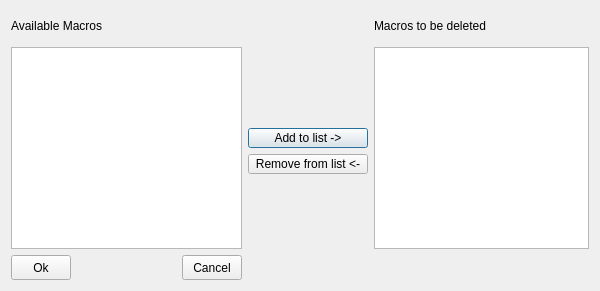
dl1ksv/linpsk, file gui/deletemacro.ui: the form before one commit.
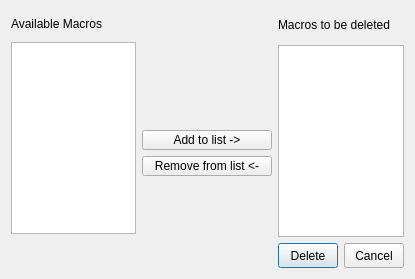
The form after the commit.

```diff
--- a/gui/deletemacro.ui
+++ b/gui/deletemacro.ui
@@ -6,13 +6,13 @@
    <rect>
     <x>0</x>
     <y>0</y>
-    <width>600</width>
-    <height>291</height>
+    <width>415</width>
+    <height>279</height>
    </rect>
   </property>
   <property name="minimumSize">
    <size>
-    <width>300</width>
+    <width>250</width>
     <height>200</height>
    </size>
   </property>
@@ -32,12 +32,20 @@
    <string>Delete Macro</string>
   </property>
   <layout class="QGridLayout" name="gridLayout">
-   <item row="0" column="0" colspan="2">
+   <item row="0" column="0" rowspan="5">
+    <layout class="QVBoxLayout" name="verticalLayout_2">
+     <item>
     <widget class="QLabel" name="MLabel">
      <property name="minimumSize">
       <size>
        <width>80</width>
-       <height>30</height>
+         <height>25</height>
+        </size>
+       </property>
+       <property name="maximumSize">
+        <size>
+         <width>200</width>
+         <height>16777215</height>
       </size>
      </property>
      <property name="text">
@@ -51,7 +59,44 @@
      </property>
     </widget>
    </item>
-   <item row="0" column="3">
+     <item>
+      <widget class="QListView" name="MacroBox">
+       <property name="sizePolicy">
+        <sizepolicy hsizetype="Preferred" vsizetype="Preferred">
+         <horstretch>0</horstretch>
+         <verstretch>0</verstretch>
+        </sizepolicy>
+       </property>
+       <property name="maximumSize">
+        <size>
+         <width>300</width>
+         <height>16777215</height>
+        </size>
+       </property>
+       <property name="baseSize">
+        <size>
+         <width>130</width>
+         <height>100</height>
+        </size>
+       </property>
+      </widget>
+     </item>
+     <item>
+      <spacer name="verticalSpacer_3">
+       <property name="orientation">
+        <enum>Qt::Vertical</enum>
+       </property>
+       <property name="sizeHint" stdset="0">
+        <size>
+         <width>88</width>
+         <height>21</height>
+        </size>
+       </property>
+      </spacer>
+     </item>
+    </layout>
+   </item>
+   <item row="0" column="1">
     <spacer name="horizontalSpacer_2">
      <property name="orientation">
       <enum>Qt::Horizontal</enum>
@@ -64,7 +109,12 @@
      </property>
     </spacer>
    </item>
-   <item row="0" column="4">
+   <item row="0" column="3" rowspan="5">
+    <layout class="QVBoxLayout" name="verticalLayout">
+     <property name="spacing">
+      <number>6</number>
+     </property>
+     <item>
     <widget class="QLabel" name="DMacros">
      <property name="minimumSize">
       <size>
@@ -75,28 +125,73 @@
      <property name="text">
       <string>Macros to be deleted</string>
      </property>
+       <property name="textFormat">
+        <enum>Qt::PlainText</enum>
+       </property>
      <property name="wordWrap">
       <bool>false</bool>
      </property>
     </widget>
    </item>
-   <item row="1" column="0" rowspan="4" colspan="3">
-    <widget class="QListView" name="MacroBox">
+     <item>
+      <widget class="QListView" name="Macrostodelete">
      <property name="sizePolicy">
       <sizepolicy hsizetype="Preferred" vsizetype="Preferred">
        <horstretch>0</horstretch>
        <verstretch>0</verstretch>
       </sizepolicy>
      </property>
-     <property name="baseSize">
+      </widget>
+     </item>
+     <item>
+      <layout class="QHBoxLayout" name="horizontalLayout">
+       <item>
+        <widget class="QPushButton" name="Ok">
+         <property name="minimumSize">
       <size>
-       <width>130</width>
-       <height>100</height>
-      </size>
-     </property>
-    </widget>
-   </item>
-   <item row="1" column="3">
+           <width>60</width>
+           <height>25</height>
+          </size>
+         </property>
+         <property name="text">
+          <string>Delete</string>
+         </property>
+        </widget>
+       </item>
+       <item>
+        <spacer name="spacer">
+         <property name="orientation">
+          <enum>Qt::Horizontal</enum>
+         </property>
+         <property name="sizeType">
+          <enum>QSizePolicy::Expanding</enum>
+         </property>
+         <property name="sizeHint" stdset="0">
+          <size>
+           <width>13</width>
+           <height>20</height>
+          </size>
+         </property>
+        </spacer>
+       </item>
+       <item>
+        <widget class="QPushButton" name="Cancel">
+         <property name="minimumSize">
+          <size>
+           <width>60</width>
+           <height>25</height>
+          </size>
+         </property>
+         <property name="text">
+          <string>Cancel</string>
+         </property>
+        </widget>
+       </item>
+      </layout>
+     </item>
+    </layout>
+   </item>
+   <item row="1" column="2">
     <spacer name="verticalSpacer">
      <property name="orientation">
       <enum>Qt::Vertical</enum>
@@ -109,17 +204,7 @@
      </property>
     </spacer>
    </item>
-   <item row="1" column="4" rowspan="4">
-    <widget class="QListView" name="Macrostodelete">
-     <property name="sizePolicy">
-      <sizepolicy hsizetype="Preferred" vsizetype="Preferred">
-       <horstretch>0</horstretch>
-       <verstretch>0</verstretch>
-      </sizepolicy>
-     </property>
-    </widget>
-   </item>
-   <item row="2" column="3">
+   <item row="2" column="1" colspan="2">
     <widget class="QPushButton" name="Add">
      <property name="sizePolicy">
       <sizepolicy hsizetype="Preferred" vsizetype="Preferred">
@@ -144,7 +229,7 @@
      </property>
     </widget>
    </item>
-   <item row="3" column="3">
+   <item row="3" column="1" colspan="2">
     <widget class="QPushButton" name="Remove">
      <property name="sizePolicy">
       <sizepolicy hsizetype="Preferred" vsizetype="Preferred">
@@ -154,7 +239,7 @@
      </property>
      <property name="minimumSize">
       <size>
-       <width>120</width>
+       <width>130</width>
        <height>15</height>
       </size>
      </property>
@@ -169,7 +254,7 @@
      </property>
     </widget>
    </item>
-   <item row="4" column="3">
+   <item row="4" column="2">
     <spacer name="verticalSpacer_2">
      <property name="orientation">
       <enum>Qt::Vertical</enum>
@@ -182,74 +267,6 @@
      </property>
     </spacer>
    </item>
-   <item row="5" column="0">
-    <widget class="QPushButton" name="Ok">
-     <property name="minimumSize">
-      <size>
-       <width>60</width>
-       <height>25</height>
-      </size>
-     </property>
-     <property name="text">
-      <string>Ok</string>
-     </property>
-    </widget>
-   </item>
-   <item row="5" column="1">
-    <spacer>
-     <property name="orientation">
-      <enum>Qt::Horizontal</enum>
-     </property>
-     <property name="sizeType">
-      <enum>QSizePolicy::Expanding</enum>
-     </property>
-     <property name="sizeHint" stdset="0">
-      <size>
-       <width>140</width>
-       <height>20</height>
-      </size>
-     </property>
-    </spacer>
-   </item>
-   <item row="5" column="2">
-    <widget class="QPushButton" name="Cancel">
-     <property name="minimumSize">
-      <size>
-       <width>60</width>
-       <height>25</height>
-      </size>
-     </property>
-     <property name="text">
-      <string>Cancel</string>
-     </property>
-    </widget>
-   </item>
-   <item row="5" column="3">
-    <spacer name="horizontalSpacer_3">
-     <property name="orientation">
-      <enum>Qt::Horizontal</enum>
-     </property>
-     <property name="sizeHint" stdset="0">
-      <size>
-       <width>117</width>
-       <height>20</height>
-      </size>
-     </property>
-    </spacer>
-   </item>
-   <item row="5" column="4">
-    <spacer name="horizontalSpacer">
-     <property name="orientation">
-      <enum>Qt::Horizontal</enum>
-     </property>
-     <property name="sizeHint" stdset="0">
-      <size>
-       <width>208</width>
-       <height>20</height>
-      </size>
-     </property>
-    </spacer>
-   </item>
   </layout>
  </widget>
  <layoutdefault spacing="6" margin="11"/>
```
Left out of the diff: 36 changed lines with no effect on the pictures. Lines whose indentation alone changed are shown as unchanged.
